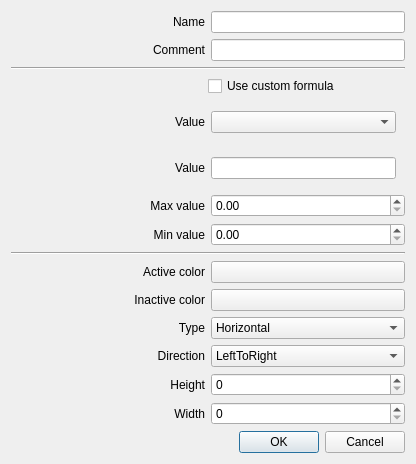
Qt form sources/awesomewidgets/graphicalitem.ui (arcan1s/awesome-widgets) before a commit.
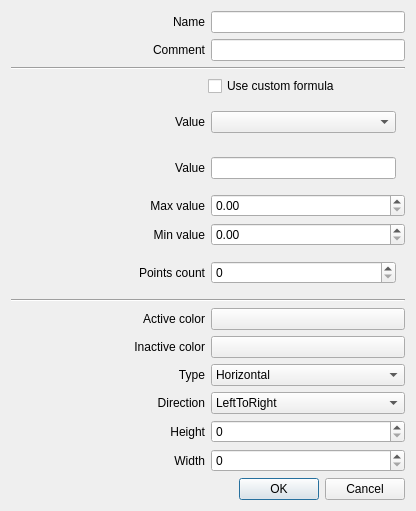
The same form after that commit.

```diff
--- a/sources/awesomewidgets/graphicalitem.ui
+++ b/sources/awesomewidgets/graphicalitem.ui
@@ -7,7 +7,7 @@
     <x>0</x>
     <y>0</y>
     <width>416</width>
-    <height>461</height>
+    <height>481</height>
    </rect>
   </property>
   <property name="windowTitle">
@@ -187,6 +187,32 @@
      </item>
     </layout>
    </item>
+   <item>
+    <widget class="QWidget" name="widget_count" native="true">
+     <layout class="QHBoxLayout" name="layout_count">
+      <item>
+       <widget class="QLabel" name="label_count">
+        <property name="text">
+         <string>Points count</string>
+        </property>
+        <property name="alignment">
+         <set>Qt::AlignRight|Qt::AlignTrailing|Qt::AlignVCenter</set>
+        </property>
+       </widget>
+      </item>
+      <item>
+       <widget class="QSpinBox" name="spinBox_count">
+        <property name="maximum">
+         <number>2000</number>
+        </property>
+        <property name="singleStep">
+         <number>25</number>
+        </property>
+       </widget>
+      </item>
+     </layout>
+    </widget>
+   </item>
    <item>
     <widget class="Line" name="line">
      <property name="orientation">
```
